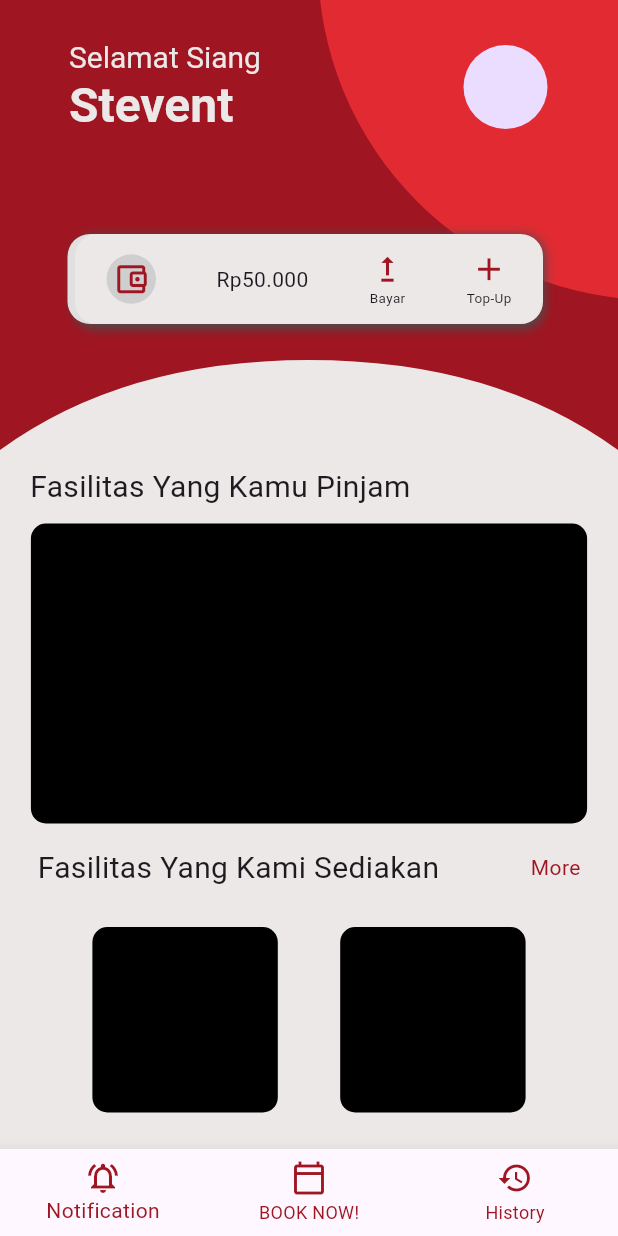
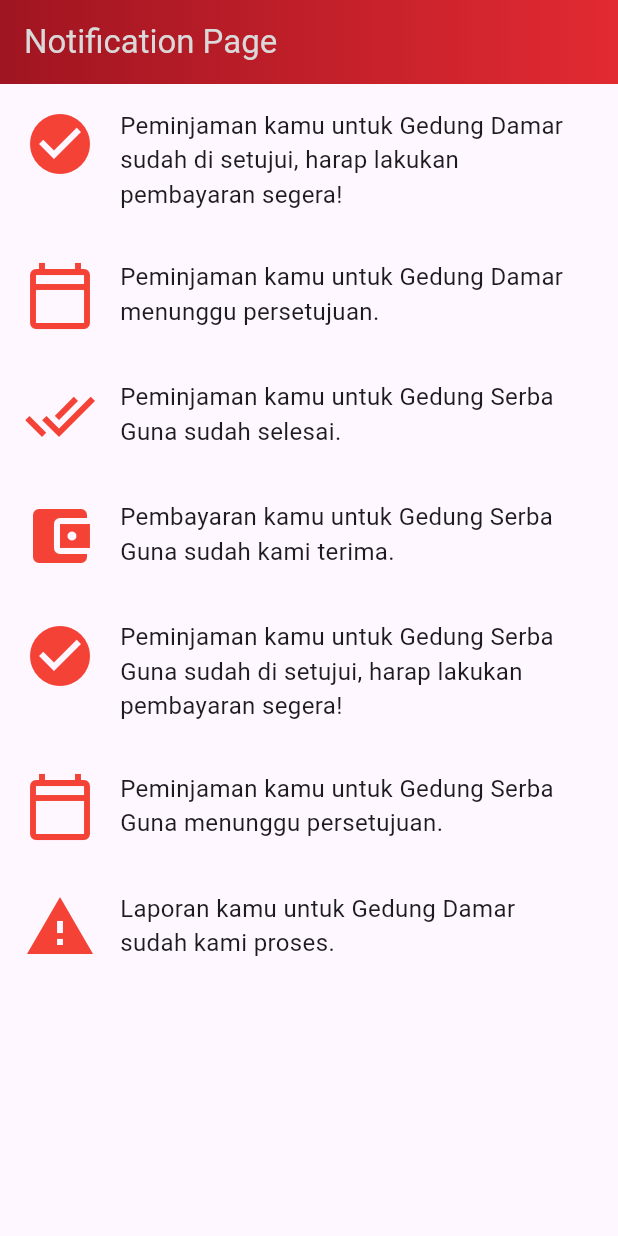
Before and after one commit to SuryaaAulia/Rent-It-App-Flutter, a Flutter app: the screen it shows after launch, on a phone screen of 412 x 824 dp. Run offline on Flutter 3.47's test engine with Material 3 defaults, Android fonts, the phone set to English and light mode, and no system bars.

Commit message:
Membuat Halaman Notification Page

```diff
--- a/rent_it_flutter/lib/main.dart
+++ b/rent_it_flutter/lib/main.dart
@@ -1,10 +1,11 @@
 import 'package:flutter/material.dart';
-import 'package:rent_it_flutter/page/home_page.dart';
+// import 'package:rent_it_flutter/page/home_page.dart';
+import 'package:rent_it_flutter/page/notification_page.dart';
 
 void main() {
   runApp(const MaterialApp(
     home: Scaffold(
-      body: SafeArea(child: HomePage()),
+      body: SafeArea(child: NotificationPage()),
     ),
   ));
 }
--- /dev/null
+++ b/rent_it_flutter/lib/page/notification_page.dart
@@ -0,0 +1,94 @@
+import 'package:flutter/material.dart';
+
+class NotificationPage extends StatelessWidget {
+  const NotificationPage({Key? key}) : super(key: key);
+
+  @override
+  Widget build(BuildContext context) {
+    List<NotificationItem> notifications = [
+      NotificationItem(
+          icon: Icons.check_circle,
+          title: "Peminjaman kamu untuk Gedung Damar\nsudah di setujui, harap lakukan pembayaran segera!"),
+      NotificationItem(
+          icon: Icons.calendar_today_outlined,
+          title: "Peminjaman kamu untuk Gedung Damar\nmenunggu persetujuan."),
+      NotificationItem(
+          icon: Icons.done_all,
+          title: "Peminjaman kamu untuk Gedung Serba\nGuna sudah selesai."),
+      NotificationItem(
+          icon: Icons.account_balance_wallet,
+          title: "Pembayaran kamu untuk Gedung Serba\nGuna sudah kami terima."),
+      NotificationItem(
+          icon: Icons.check_circle,
+          title: "Peminjaman kamu untuk Gedung Serba\nGuna sudah di setujui, harap lakukan pembayaran segera!"),
+      NotificationItem(
+          icon: Icons.calendar_today_outlined,
+          title: "Peminjaman kamu untuk Gedung Serba\nGuna menunggu persetujuan."),
+      NotificationItem(
+          icon: Icons.warning,
+          title: "Laporan kamu untuk Gedung Damar\nsudah kami proses."),
+    ];
+
+    return Scaffold(
+      appBar: AppBar(
+        title: Text(
+          'Notification Page',
+          style: TextStyle(color: Color.fromRGBO(217, 217, 217, 1)),
+        ),
+        backgroundColor: Colors.transparent,
+        flexibleSpace: Container(
+          decoration: BoxDecoration(
+            gradient: LinearGradient(
+              colors: <Color>[
+                const Color.fromRGBO(159, 21, 33, 1),
+                const Color.fromRGBO(226, 42, 50, 1),
+              ],
+            ),
+          ),
+        ),
+      ),
+      body: ListView.builder(
+        itemCount: notifications.length,
+        itemBuilder: (context, index) {
+          return notifications[index];
+        },
+      ),
+    );
+  }
+}
+
+class NotificationItem extends StatelessWidget {
+  final IconData icon;
+  final String title;
+
+  const NotificationItem({
+    Key? key,
+    required this.icon,
+    required this.title,
+  }) : super(key: key);
+
+  @override
+  Widget build(BuildContext context) {
+    return Container(
+      padding: EdgeInsets.all(16.0),
+      child: Row(
+        crossAxisAlignment: CrossAxisAlignment.start,
+        children: [
+          // Add the Icon widget here
+          Icon(
+            icon,
+            color: Colors.red,
+            size: 48.0,
+          ),
+          SizedBox(width: 16.0),
+          Expanded(
+            child: Text(
+              title,
+              style: TextStyle(fontSize: 16.0),
+            ),
+          ),
+        ],
+      ),
+    );
+  }
+}
```
